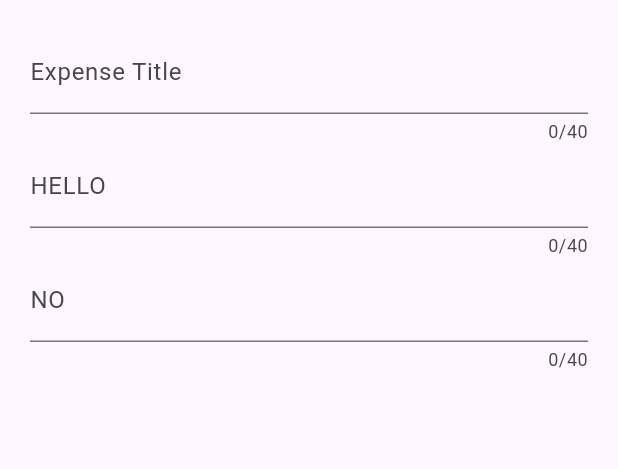
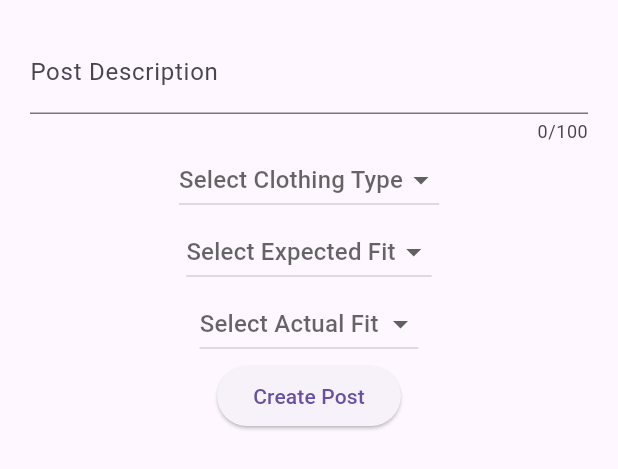
Before and after one commit to emmaaannnn/size-review-app, a Flutter app: the NewPost widget shown alone on an empty page, opened directly, on a phone screen of 412 x 824 dp. Shown: the top 469 px of the screen. Run offline on Flutter 3.47's test engine with Material 3 defaults, Android fonts, the phone set to English and light mode, and no system bars.

Commit message:
add post

```diff
--- a/fitview_app/lib/model/user_model.dart
+++ b/fitview_app/lib/model/user_model.dart
@@ -29,7 +29,6 @@ extension BodyTypeExtension on BodyType {
     }
   }
 }
-
 
 enum Fit {
   slim,
--- a/fitview_app/lib/widget/newPost.dart
+++ b/fitview_app/lib/widget/newPost.dart
@@ -1,5 +1,7 @@
 import 'package:flutter/material.dart';
+//import 'package:image_picker/image_picker.dart';
 import 'package:fitview_app/model/post_model.dart';
+import 'package:fitview_app/model/user_model.dart';
 
 class NewPost extends StatefulWidget {
   State<NewPost> createState() {
@@ -8,10 +10,25 @@ class NewPost extends StatefulWidget {
 }
 
 class _NewPostState extends State<NewPost> {
-  var _enteredTitle = ' ';
+  //vXFile? _selectedImage;
+  //final ImagePicker _picker = ImagePicker();
+  String _enteredDescription = "";
+  ClothingType? _selectedClothingType;
+  ClothingSize? _selectedClothingSize;
+  Fit? _expectedFit;
+  Fit? _actualFit;
 
-  void _handleTitleEntry(String inputText) {
-    _enteredTitle = inputText;
+  // Future<void> _pickImage() async {
+  //   final XFile? image = await _picker.pickImage(source: ImageSource.gallery);
+  //   setState(() {
+  //     _selectedImage = image;
+  //   });
+  // }
+
+  void _handleDescriptionChange(String text) {
+    setState(() {
+      _enteredDescription = text;
+    });
   }
 
 
@@ -23,23 +40,127 @@ class _NewPostState extends State<NewPost> {
       ),
       child: Column(
         children: [
-          // Expense title input field
+          // Image Selection Button
+
+          // ElevatedButton(
+          //   onPressed: _pickImage,
+          //   child: Text("Select Photo"),
+          // ),
+          // if (_selectedImage != null)
+          //   Image.file(
+          //     File(_selectedImage!.path),
+          //     height: 150,
+          //     width: 150,
+          //     fit: BoxFit.cover,
+          //   ),
+
+          // Description Field
           TextField(
-            onChanged: _handleTitleEntry,
-            maxLength: 40,
-            decoration: InputDecoration(label: Text('Expense Title')),
+            onChanged: _handleDescriptionChange,
+            maxLength: 100,
+            decoration: InputDecoration(labelText: 'Post Description'),
           ),
 
-          TextField(
-            onChanged: _handleTitleEntry,
-            maxLength: 40,
-            decoration: InputDecoration(label: Text('HELLO')),
+          // Clothing Type Selection
+          DropdownButton<ClothingType>(
+            hint: Text("Select Clothing Type"),
+            value: _selectedClothingType,
+            onChanged: (newValue) {
+              setState(() {
+                _selectedClothingType = newValue;
+              });
+            },
+            items: ClothingType.values.map((type) {
+              return DropdownMenuItem(
+                value: type,
+                child: Text(type.displayName),
+              );
+            }).toList(),
           ),
 
-          TextField(
-            onChanged: _handleTitleEntry,
-            maxLength: 40,
-            decoration: InputDecoration(label: Text('NO')),
+          // Clothing Size Selection
+          if (_selectedClothingType != null)
+            DropdownButton<ClothingSize>(
+              hint: Text("Select Clothing Size"),
+              value: _selectedClothingSize,
+              onChanged: (newValue) {
+                setState(() {
+                  _selectedClothingSize = newValue;
+                });
+              },
+              items: ClothingSize.values.map((size) {
+                return DropdownMenuItem(
+                  value: size,
+                  child: Text(size.displayName),
+                );
+              }).toList(),
+            ),
+
+          // Expected Fit Selection
+          DropdownButton<Fit>(
+            hint: Text("Select Expected Fit"),
+            value: _expectedFit,
+            onChanged: (newValue) {
+              setState(() {
+                _expectedFit = newValue;
+              });
+            },
+            items: Fit.values.map((fit) {
+              return DropdownMenuItem(
+                value: fit,
+                child: Text(fit.displayName),
+              );
+            }).toList(),
+          ),
+
+          // Actual Fit Selection
+          DropdownButton<Fit>(
+            hint: Text("Select Actual Fit"),
+            value: _actualFit,
+            onChanged: (newValue) {
+              setState(() {
+                _actualFit = newValue;
+              });
+            },
+            items: Fit.values.map((fit) {
+              return DropdownMenuItem(
+                value: fit,
+                child: Text(fit.displayName),
+              );
+            }).toList(),
+          ),
+
+          // Submit Button
+          ElevatedButton(
+            onPressed: () {
+              if (//_selectedImage != null &&
+                  _enteredDescription.isNotEmpty &&
+                  _selectedClothingType != null &&
+                  _selectedClothingSize != null &&
+                  _expectedFit != null &&
+                  _actualFit != null) {
+                Post newPost = Post(
+                  id: DateTime.now().toString(),
+                  username: "CurrentUser", // You can replace this dynamically
+                  photoUrl: 'lib/data/test3.jpg',
+                  clothingItems: [
+                    ClothingItem(
+                      type: _selectedClothingType!,
+                      size: _selectedClothingSize!,
+                    ),
+                  ],
+                  userHeight: 170.0, // Replace with actual user data
+                  bodyType: BodyType.average, // Replace with user data
+                  expectedFit: _expectedFit!,
+                  actualFit: _actualFit!,
+                  createdAt: DateTime.now(),
+                  description: _enteredDescription,
+                );
+
+                print("New post created: ${newPost.description}");
+              }
+            },
+            child: Text("Create Post"),
           ),
         ],
       ),
```
